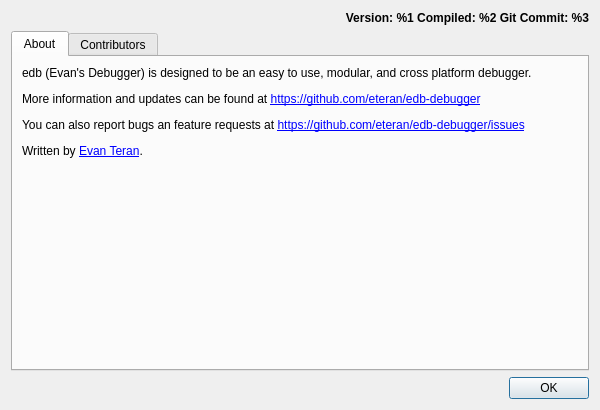
Old version of the form src/DialogAbout.ui in the repository eteran/edb-debugger.
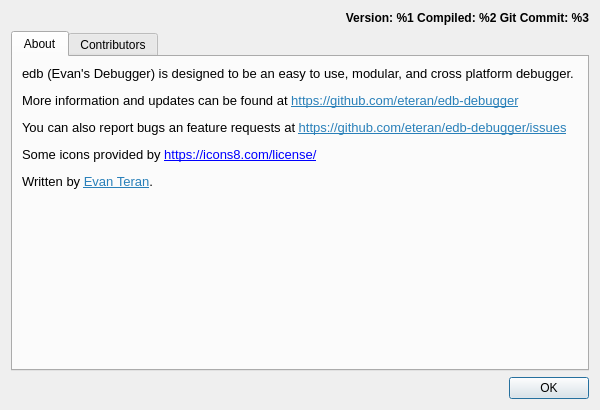
New version of the form. Icons and pictures are not drawn.

Commit message: modern icons, resolves issue #487

Patch:
```diff
--- a/src/DialogAbout.ui
+++ b/src/DialogAbout.ui
@@ -65,10 +65,17 @@
        <item row="0" column="0">
         <widget class="QLabel" name="label_2">
          <property name="text">
-          <string>&lt;p&gt;edb (Evan's Debugger) is designed to be an easy to use, modular, and cross platform debugger.&lt;/p&gt;
-&lt;p&gt;More information and updates can be found at &lt;a href=&quot;https://github.com/eteran/edb-debugger&quot;&gt;https://github.com/eteran/edb-debugger&lt;/a&gt;&lt;/p&gt;
-&lt;p&gt;You can also report bugs an feature requests at &lt;a href=&quot;https://github.com/eteran/edb-debugger/issues&quot;&gt;https://github.com/eteran/edb-debugger/issues&lt;/a&gt;&lt;/p&gt;
-&lt;p&gt;Written by &lt;a href=&quot;mailto:evan.teran@gmail.com&quot;&gt;Evan Teran&lt;/a&gt;.&lt;/p&gt;</string>
+          <string>&lt;!DOCTYPE HTML PUBLIC &quot;-//W3C//DTD HTML 4.0//EN&quot; &quot;http://www.w3.org/TR/REC-html40/strict.dtd&quot;&gt;
+&lt;html&gt;&lt;head&gt;&lt;meta name=&quot;qrichtext&quot; content=&quot;1&quot; /&gt;&lt;style type=&quot;text/css&quot;&gt;
+p, li { white-space: pre-wrap; }
+&lt;/style&gt;&lt;/head&gt;&lt;body style=&quot; font-family:'Noto Sans'; font-size:10pt; font-weight:400; font-style:normal;&quot;&gt;
+&lt;p style=&quot; margin-top:12px; margin-bottom:12px; margin-left:0px; margin-right:0px; -qt-block-indent:0; text-indent:0px;&quot;&gt;edb (Evan's Debugger) is designed to be an easy to use, modular, and cross platform debugger.&lt;/p&gt;
+&lt;p style=&quot; margin-top:12px; margin-bottom:12px; margin-left:0px; margin-right:0px; -qt-block-indent:0; text-indent:0px;&quot;&gt;More information and updates can be found at &lt;a href=&quot;https://github.com/eteran/edb-debugger&quot;&gt;&lt;span style=&quot; text-decoration: underline; color:#2980b9;&quot;&gt;https://github.com/eteran/edb-debugger&lt;/span&gt;&lt;/a&gt;&lt;/p&gt;
+&lt;p style=&quot; margin-top:12px; margin-bottom:12px; margin-left:0px; margin-right:0px; -qt-block-indent:0; text-indent:0px;&quot;&gt;You can also report bugs an feature requests at &lt;a href=&quot;https://github.com/eteran/edb-debugger/issues&quot;&gt;&lt;span style=&quot; text-decoration: underline; color:#2980b9;&quot;&gt;https://github.com/eteran/edb-debugger/issues&lt;/span&gt;&lt;/a&gt;&lt;/p&gt;
+&lt;p&gt;Some icons provided by &lt;a href=&quot;https://icons8.com/license/&quot;&gt;https://icons8.com/license/&lt;/a&gt;&lt;/p&gt;
+
+
+&lt;p style=&quot; margin-top:12px; margin-bottom:12px; margin-left:0px; margin-right:0px; -qt-block-indent:0; text-indent:0px;&quot;&gt;Written by &lt;a href=&quot;mailto:evan.teran@gmail.com&quot;&gt;&lt;span style=&quot; text-decoration: underline; color:#2980b9;&quot;&gt;Evan Teran&lt;/span&gt;&lt;/a&gt;.&lt;/p&gt;&lt;/body&gt;&lt;/html&gt;</string>
          </property>
          <property name="textFormat">
           <enum>Qt::AutoText</enum>
```
The commit also changes 11 other files.
